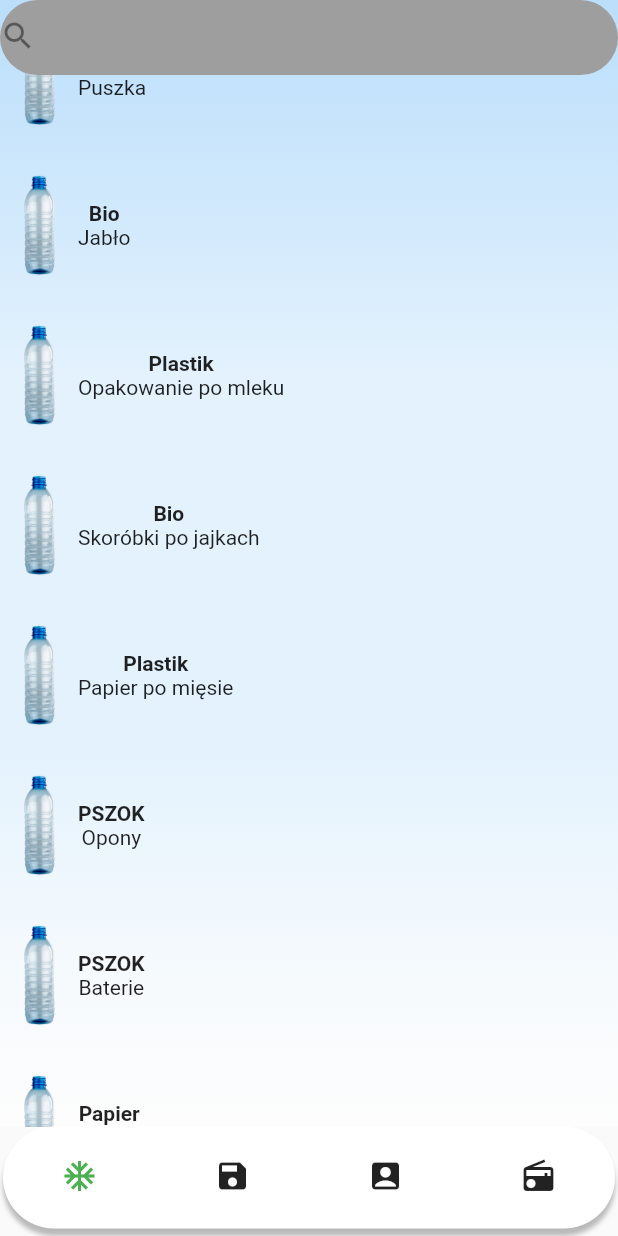
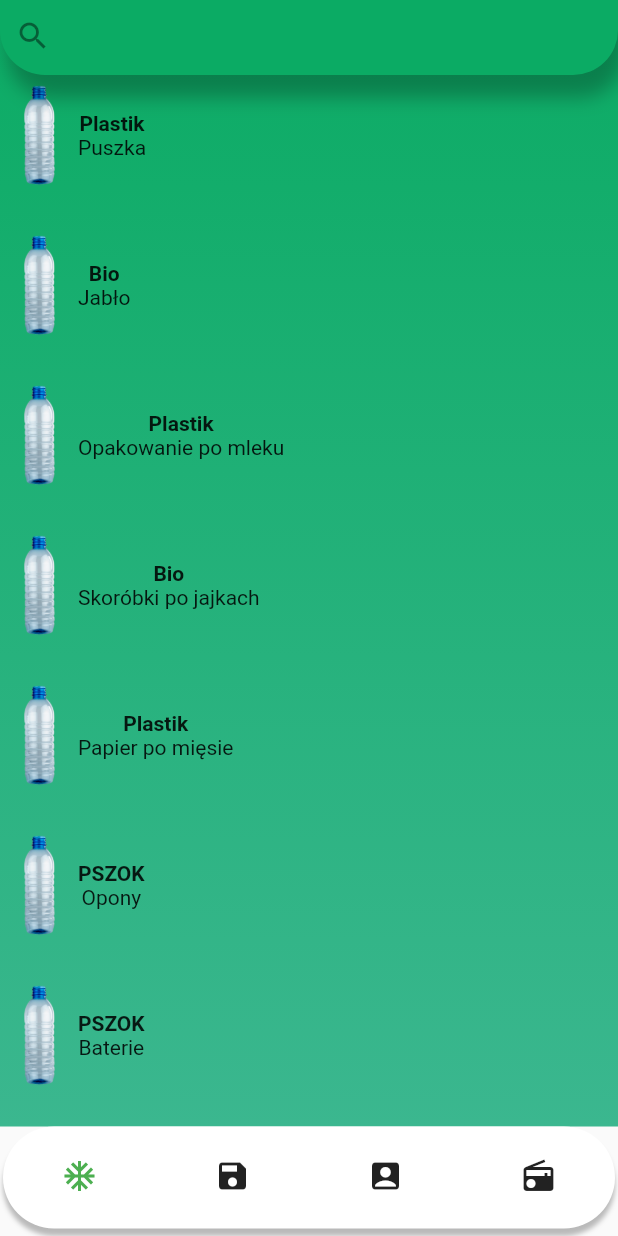
Before and after one commit to ciakarellas/recycling_app, a Flutter app: the screen it shows after launch, on a phone screen of 412 x 824 dp. Run offline on Flutter 3.47's test engine with Material 2 defaults, Android fonts, the phone set to English and light mode, and no system bars.

Commit message:
changing search input displaing, add paddin to top of bucketList and change backgroundcolor

```diff
--- a/lib/Provider/recycling_provider.dart
+++ b/lib/Provider/recycling_provider.dart
@@ -7,8 +7,6 @@ class RecyclingProvider extends ChangeNotifier {
   int _courentPage = 0;
   get courentPage => _courentPage;
   get data => _data;
-
-
 
   void setCourentPage(page){
     _courentPage = page;
--- a/lib/View/home_page.dart
+++ b/lib/View/home_page.dart
@@ -41,13 +41,22 @@ class HomePage extends StatelessWidget {
           ),
         ),
         body: Container(
+          //color: Colors.grey[200],
           decoration: BoxDecoration(
-              gradient: LinearGradient(colors: [
-            Colors.blue[100],
-            Colors.blue[50],
-            Colors.blue[50],
-            Colors.white60
-          ], begin: Alignment.topCenter, end: Alignment.bottomCenter)),
+              gradient: LinearGradient(
+                colors: [
+                  Color.fromRGBO(11, 171, 100, 1),
+                  Color.fromRGBO(59, 183, 143, 1),
+                  /*
+                  Colors.blue[100],
+                  Colors.blue[50],
+                  Colors.blue[50],
+                  Colors.white60*/
+                ],
+                begin: Alignment.topCenter,
+                end: Alignment.bottomCenter
+              )
+            ),
           child: TabBarView(
             children: <Widget>[
               BucketListView(),
--- a/lib/Widget/bucketList.dart
+++ b/lib/Widget/bucketList.dart
@@ -11,6 +11,7 @@ class BucketList extends StatelessWidget {
     var trashProvider = Provider.of<TrashProvider>(context);
         if(trashProvider.searchingList == null){
           return ListView.builder(
+            padding: EdgeInsets.only(top:40),
           itemCount: trashProvider.trashList.length,
           itemBuilder: (BuildContext context, item){
               return Container(
--- a/lib/Widget/searchBar.dart
+++ b/lib/Widget/searchBar.dart
@@ -10,11 +10,14 @@ class SearchBar extends StatelessWidget {
     final _trashprovider = Provider.of<TrashProvider>(context);
     return Container(
       padding: EdgeInsets.all(0),
-
       height: 50,
       decoration: BoxDecoration(
-        borderRadius: BorderRadius.circular(50),
-        color: Colors.grey,
+        boxShadow: [BoxShadow(color: Colors.black26, blurRadius: 10, offset: Offset(5, 15))],
+        borderRadius: BorderRadius.only(
+          bottomLeft: Radius.circular(30.0),
+          bottomRight: Radius.circular(30.0),
+        ),
+        color: Color.fromRGBO(11, 171, 100, 1),
       ),
       child: Padding(
         padding: EdgeInsets.all(0),
@@ -24,7 +27,10 @@ class SearchBar extends StatelessWidget {
             _trashprovider.searching(s);
           },
           decoration: InputDecoration(
-            icon: Icon(Icons.search),
+            icon: Padding(
+              padding:  EdgeInsets.only(left: 10),
+              child: Icon(Icons.search),
+            ),
             border: InputBorder.none,
           ),
         ),
```
